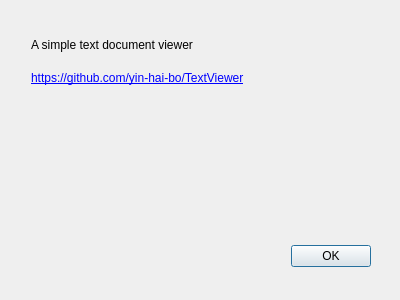
The window that aboutbox.ui (yin-hai-bo/TextViewer) describes before a commit, drawn with Qt 5.
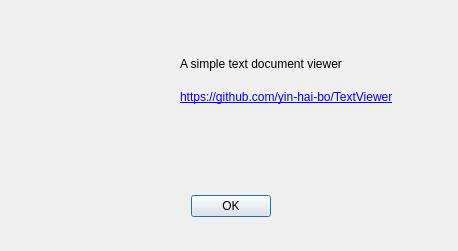
The same window after the commit. Icons and pictures are not drawn.

The edit to the form file:
```diff
--- a/aboutbox.ui
+++ b/aboutbox.ui
@@ -9,8 +9,8 @@
    <rect>
     <x>0</x>
     <y>0</y>
-    <width>400</width>
-    <height>300</height>
+    <width>458</width>
+    <height>251</height>
    </rect>
   </property>
   <property name="windowTitle">
@@ -25,9 +25,9 @@
   <widget class="QDialogButtonBox" name="buttonBox">
    <property name="geometry">
     <rect>
-     <x>30</x>
-     <y>240</y>
-     <width>341</width>
+     <x>10</x>
+     <y>190</y>
+     <width>441</width>
      <height>32</height>
     </rect>
    </property>
@@ -37,12 +37,15 @@
    <property name="standardButtons">
     <set>QDialogButtonBox::StandardButton::Ok</set>
    </property>
+   <property name="centerButtons">
+    <bool>true</bool>
+   </property>
   </widget>
-  <widget class="QWidget" name="">
+  <widget class="QWidget" name="layoutWidget">
    <property name="geometry">
     <rect>
-     <x>31</x>
-     <y>31</y>
+     <x>180</x>
+     <y>50</y>
      <width>242</width>
      <height>61</height>
     </rect>
@@ -73,6 +76,25 @@
     </item>
    </layout>
   </widget>
+  <widget class="QLabel" name="label_3">
+   <property name="geometry">
+    <rect>
+     <x>20</x>
+     <y>20</y>
+     <width>128</width>
+     <height>128</height>
+    </rect>
+   </property>
+   <property name="text">
+    <string/>
+   </property>
+   <property name="pixmap">
+    <pixmap resource="res/textviewer.qrc">:/images/textviewer.ico</pixmap>
+   </property>
+   <property name="scaledContents">
+    <bool>true</bool>
+   </property>
+  </widget>
  </widget>
  <resources/>
  <connections>
```
Left out of the diff: 4 changed lines with no effect on the pictures.
